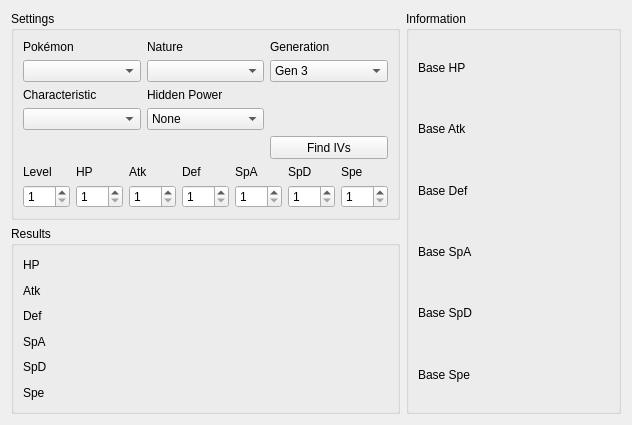
Before: the Qt Designer form Forms/Util/IVCalculator.ui in Admiral-Fish/PokeFinder, drawn with Qt 5.
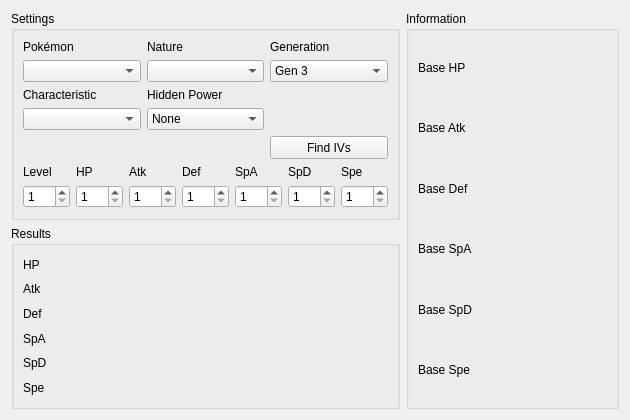
After: the same form once the commit is applied.

```diff
--- a/Forms/Util/IVCalculator.ui
+++ b/Forms/Util/IVCalculator.ui
@@ -6,10 +6,16 @@
    <rect>
     <x>0</x>
     <y>0</y>
-    <width>632</width>
-    <height>425</height>
+    <width>630</width>
+    <height>420</height>
    </rect>
   </property>
+  <property name="minimumSize">
+   <size>
+    <width>630</width>
+    <height>420</height>
+   </size>
+  </property>
   <property name="windowTitle">
    <string>IV Calculator</string>
   </property>
```
